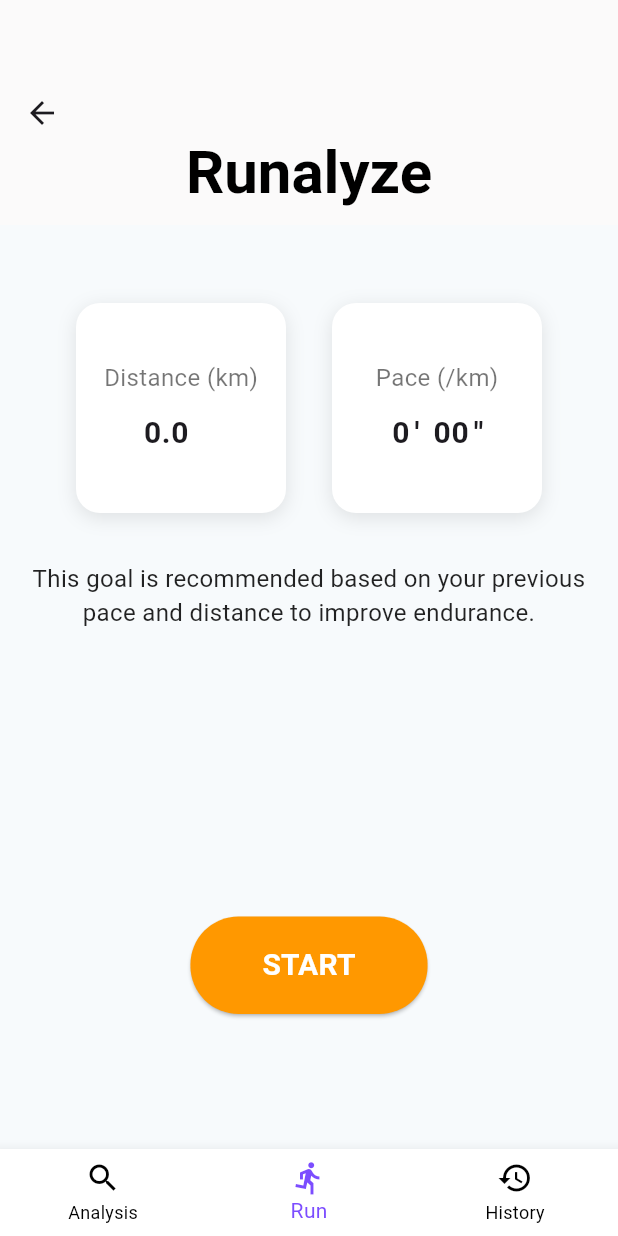
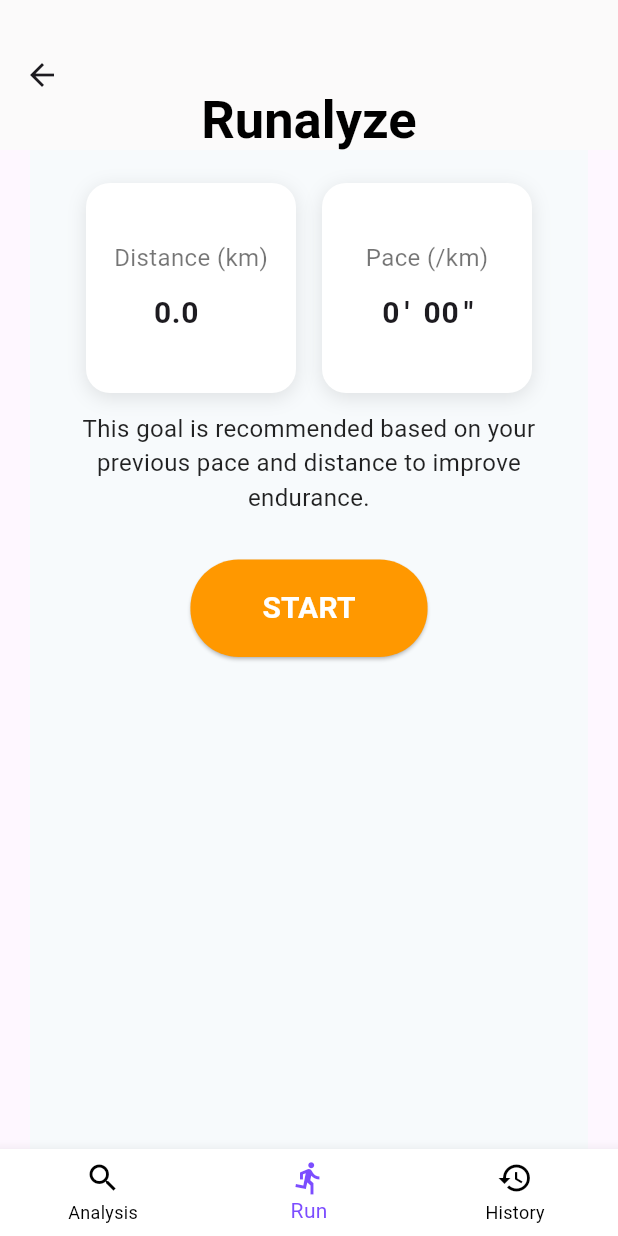
Before and after one commit to JNoctis/Hackathon_Physical_app, a Flutter app: the MainPage screen opened by its route, on a phone screen of 412 x 824 dp. Run offline on Flutter 3.47's test engine with Material 3 defaults, Android fonts, the phone set to English and light mode, and no system bars; our stand-ins replace audioplayers, flutter_dotenv, geolocator, lottie, shared_preferences; accounts and stored records are empty; network calls fail.

Commit message:
fixing main page

```diff
--- a/physicalapp/lib/main.dart
+++ b/physicalapp/lib/main.dart
@@ -1,10 +1,3 @@
-/// 重點改動：
-/// 1. 移除 SingleChildScrollView，改用 Column + Spacer 保持畫面不滾動。
-/// 2. 使用 AnimatedPadding 避免鍵盤遮住內容。
-/// 3. 點擊空白處會收鍵盤（GestureDetector）。
-/// 4. _EditableBox 改為允許輸入小數。
-/// 5. 修正高度間距，讓整體版面在不滾動時仍然對齊。
-
 import 'package:flutter/material.dart';
 import 'pages/analysis.dart';
 import 'instruction.dart';
@@ -114,39 +107,47 @@ class _MainPageState extends State<MainPage> {
       });
     }
 
-    final bottomInset = MediaQuery.of(context).viewInsets.bottom;
-
     return Scaffold(
       resizeToAvoidBottomInset: true,
       appBar: PreferredSize(
-        preferredSize: const Size.fromHeight(150),
+      preferredSize: const Size.fromHeight(100),
       child: AppBar(
-          backgroundColor: const Color.fromARGB(255, 251, 250, 250),
-          toolbarHeight: 150,
+        backgroundColor: const Color.fromARGB(255, 251, 250, 250), // 白色背景
+        toolbarHeight: 120, // 👈 安全增加高度
         centerTitle: true,
         elevation: 0,
         title: const Padding(
-            padding: EdgeInsets.only(top: 80),
+          padding: EdgeInsets.only(top: 60), // 👈 加這行讓文字往下
           child: Text(
             'Runalyze',
             style: TextStyle(
               fontWeight: FontWeight.bold,
-                fontSize: 40,
-                color: Colors.black,
+              fontSize: 35,
+              color: Colors.black, // 白底用黑字
             ),
           ),
         ),
+
       ),
     ),
-      body: AnimatedPadding(
-        duration: const Duration(milliseconds: 200),
-        padding: EdgeInsets.only(bottom: bottomInset),
-        child: GestureDetector(
+
+      body: GestureDetector(
         onTap: () => FocusScope.of(context).unfocus(),
+        child: SingleChildScrollView(
+          padding: const EdgeInsets.symmetric(horizontal: 20),
+          child: ConstrainedBox(
+            constraints: BoxConstraints(
+              minHeight: MediaQuery.of(context).size.height -
+                  kBottomNavigationBarHeight -
+                  kToolbarHeight,
+            ),
+            child: IntrinsicHeight(
               child: HomePage(
                 key: ValueKey('$curr_goal_dist-$curr_goal_pace'),
                 currGoalDist: curr_goal_dist,
                 currGoalPace: curr_goal_pace,
+              ),
+            ),
           ),
         ),
       ),
@@ -175,9 +176,6 @@ class _MainPageState extends State<MainPage> {
     );
   }
 }
-
-// 其餘 HomePage、_EditableBox、_PaceInputBox、_TimeField 元件保持不動
-
 
 class HomePage extends StatefulWidget {
   final double currGoalDist;
@@ -218,7 +216,7 @@ class _HomePageState extends State<HomePage> {
   @override
   Widget build(BuildContext context) {
     return Container(
-      padding: const EdgeInsets.symmetric(horizontal: 20, vertical: 40),
+      padding: const EdgeInsets.symmetric(horizontal: 20, vertical: 10),
       width: double.infinity,
       color: const Color(0xFFF7FAFC),
       child: Column(
@@ -239,7 +237,7 @@ class _HomePageState extends State<HomePage> {
               ),
             ],
           ),
-          const SizedBox(height: 20),
+          // const SizedBox(height: 30),
           const Text(
 
             'This goal is recommended based on your previous pace and distance to improve endurance.',
@@ -247,7 +245,8 @@ class _HomePageState extends State<HomePage> {
             style: TextStyle(fontSize: 16, color: Colors.black87),
 
           ),
-          const Spacer(),
+          const SizedBox(height: 30),
+          // const Spacer(),
           ElevatedButton(
             style: ElevatedButton.styleFrom(
               backgroundColor: Colors.orange,
@@ -283,7 +282,7 @@ class _HomePageState extends State<HomePage> {
               style: TextStyle(fontSize: 20, fontWeight: FontWeight.bold),
             ),
           ),
-          const SizedBox(height: 50),
+          // const SizedBox(height: 50),
         ],
       ),
     );
```
Lines whose indentation alone changed are shown as unchanged.
